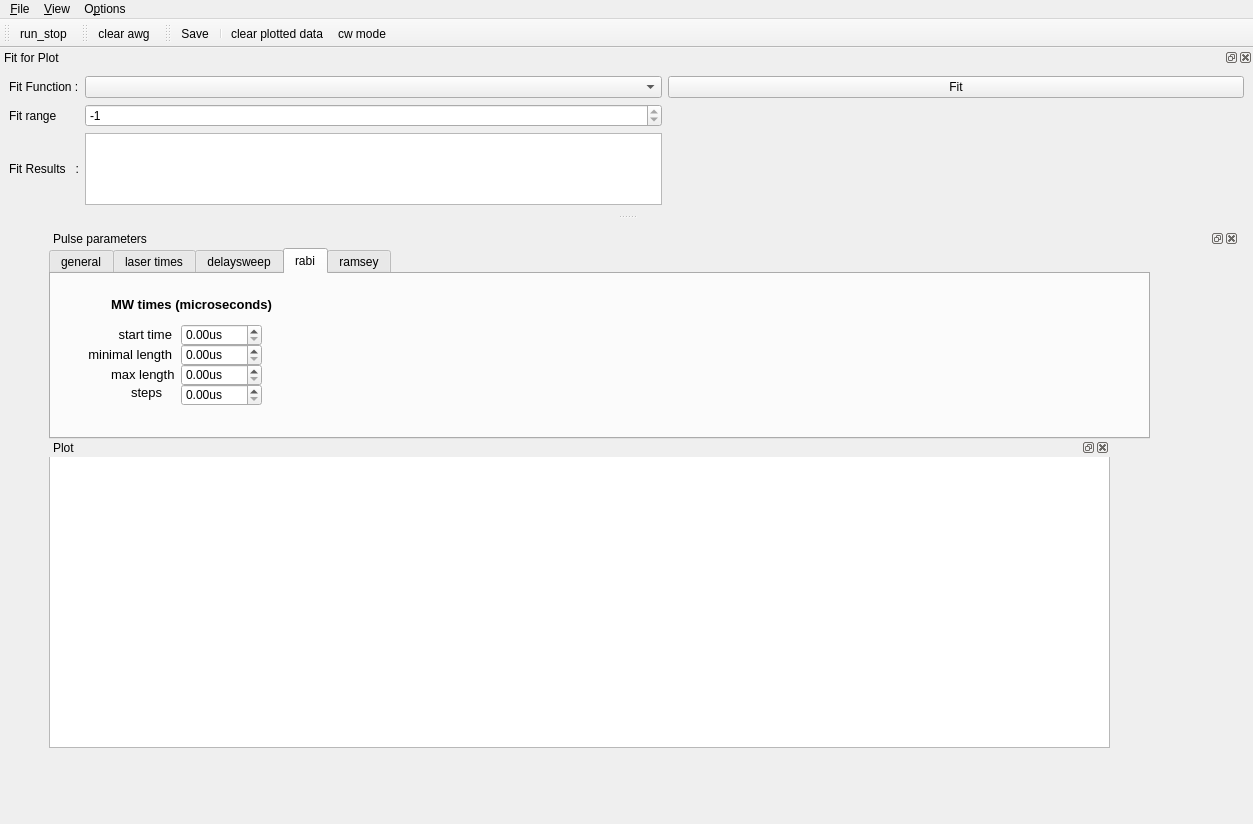
Qt form gui/pulsed/pulsed.ui (pikestefan/qudi_slab) before a commit.
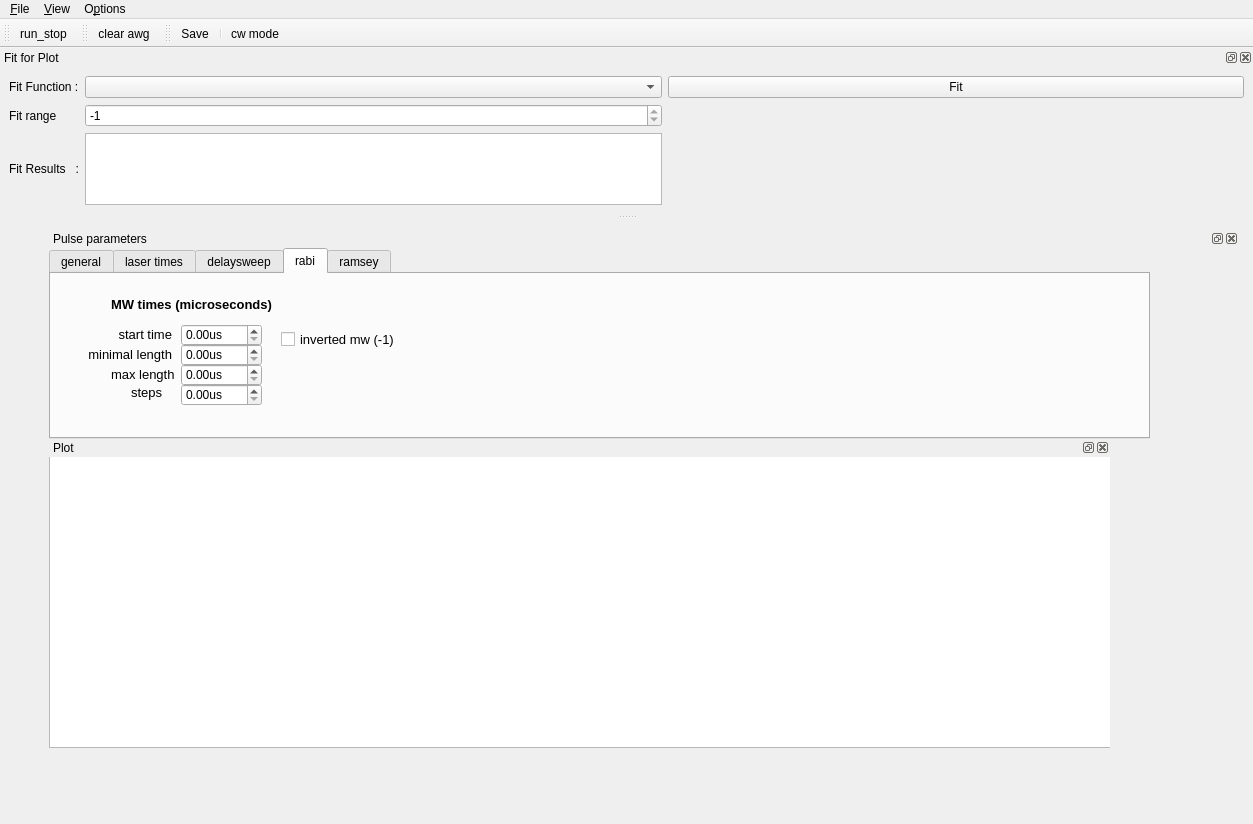
The same form after that commit. The open tabs and pages were chosen to show the change. Icons and pictures are not drawn. Custom widgets are drawn as their Qt base class.

Commit message: updated pulsed GUI interface

```diff
--- a/gui/pulsed/pulsed.ui
+++ b/gui/pulsed/pulsed.ui
@@ -1277,6 +1277,30 @@
             <string>us</string>
            </property>
           </widget>
+          <widget class="QCheckBox" name="storeRetraceConf_laser_2">
+           <property name="geometry">
+            <rect>
+             <x>230</x>
+             <y>50</y>
+             <width>151</width>
+             <height>31</height>
+            </rect>
+           </property>
+           <property name="font">
+            <font>
+             <pointsize>10</pointsize>
+            </font>
+           </property>
+           <property name="accessibleName">
+            <string/>
+           </property>
+           <property name="inputMethodHints">
+            <set>Qt::ImhNone</set>
+           </property>
+           <property name="text">
+            <string>inverted mw (-1)</string>
+           </property>
+          </widget>
          </widget>
          <widget class="QWidget" name="tab_2">
           <attribute name="title">
@@ -1509,7 +1533,7 @@
             <rect>
              <x>0</x>
              <y>-10</y>
-             <width>1061</width>
+             <width>1101</width>
              <height>301</height>
             </rect>
            </property>
@@ -1725,7 +1749,6 @@
    </attribute>
    <addaction name="action_Save"/>
    <addaction name="separator"/>
-   <addaction name="clear_data"/>
    <addaction name="action_cw_mode"/>
   </widget>
   <action name="action_Settings">
```
Left out of the diff: 28 changed lines with no effect on the pictures.
